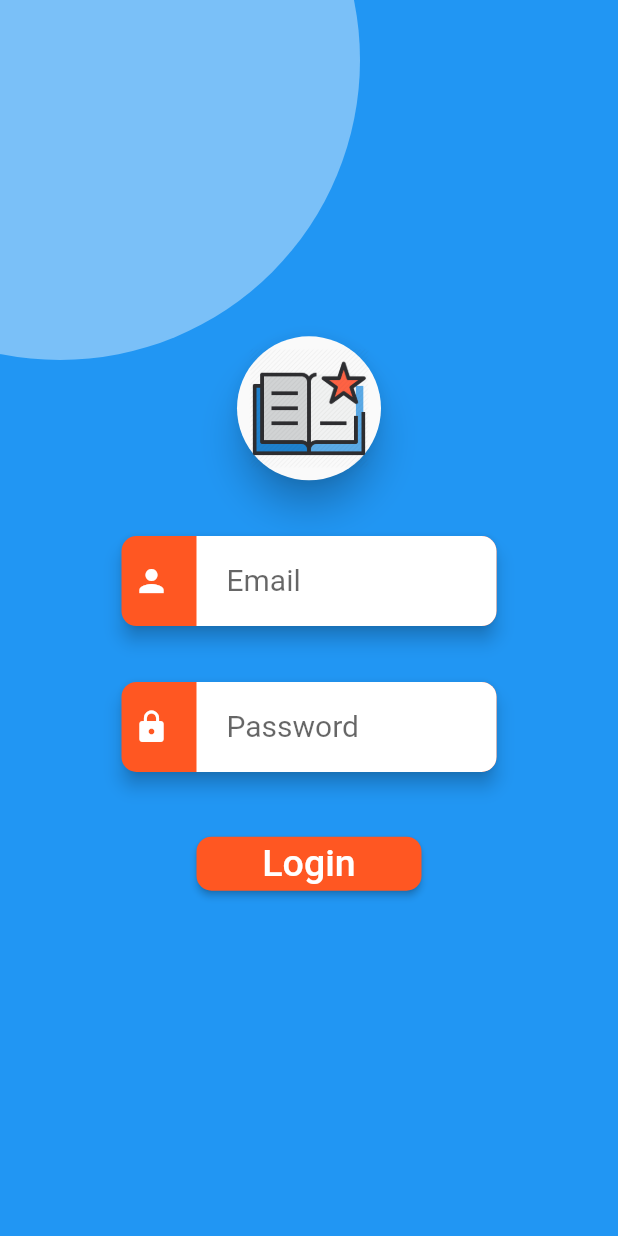
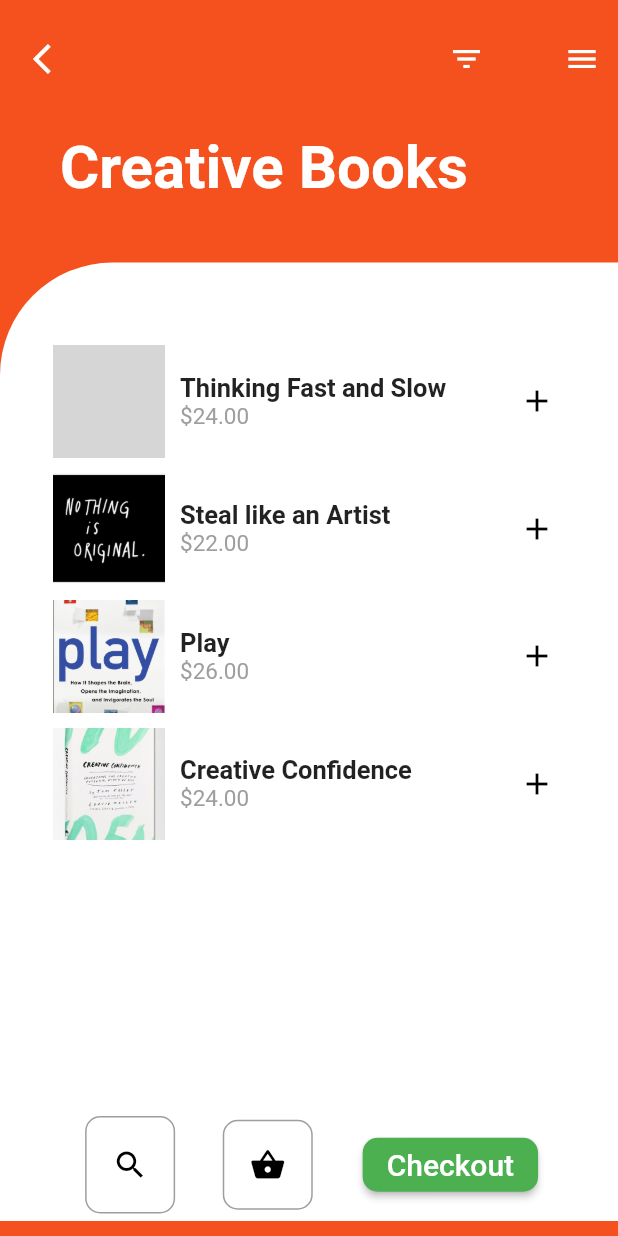
Before and after one commit to tarangleo/Book_App_Flutter, a Flutter app: the login screen opened directly, after a tap on "Login", on a phone screen of 412 x 824 dp. Run offline on Flutter 3.47's test engine with Material 2 defaults, Android fonts, the phone set to English and light mode, and no system bars; Roboto replaces fonts that are missing (Montserrat); grey boxes are pictures that could not be loaded.

Commit message:
books list screen added

```diff
--- /dev/null
+++ b/lib/UI/bookspage.dart
@@ -0,0 +1,209 @@
+import 'package:flutter/material.dart';
+import 'package:bookappfinal/login.dart';
+import 'package:bookappfinal/register.dart';
+
+
+
+class Main extends StatelessWidget {
+  // This widget is the root of your application.
+  @override
+  Widget build(BuildContext context) {
+    return MaterialApp(
+      home: MyHomePage(),
+      debugShowCheckedModeBanner: false,
+    );
+  }
+}
+
+class MyHomePage extends StatefulWidget {
+  @override
+  _MyHomePageState createState() => _MyHomePageState();
+}
+
+class _MyHomePageState extends State<MyHomePage> {
+  @override
+  Widget build(BuildContext context) {
+    return Scaffold(
+      backgroundColor: Color(0xFFF4511E),
+      body: ListView(
+        children: <Widget>[
+          Padding(
+            padding: EdgeInsets.only(top: 15.0, left: 10.0),
+            child: Row(
+              mainAxisAlignment: MainAxisAlignment.spaceBetween,
+              children: <Widget>[
+                IconButton(
+                  icon: Icon(Icons.arrow_back_ios),
+                  color: Colors.white,
+                  onPressed: () {},
+                ),
+                Container(
+                    width: 125.0,
+                    child: Row(
+                      mainAxisAlignment: MainAxisAlignment.spaceBetween,
+                      children: <Widget>[
+                        IconButton(
+                          icon: Icon(Icons.filter_list),
+                          color: Colors.white,
+                          onPressed: () {},
+                        ),
+                        IconButton(
+                          icon: Icon(Icons.menu),
+                          color: Colors.white,
+                          onPressed: () {},
+                        )
+                      ],
+                    ))
+              ],
+            ),
+          ),
+          SizedBox(height: 25.0),
+          Padding(
+            padding: EdgeInsets.only(left: 40.0),
+            child: Row(
+              children: <Widget>[
+                Text('Creative',
+                    style: TextStyle(
+                        fontFamily: 'Montserrat',
+                        color: Colors.white,
+                        fontWeight: FontWeight.bold,
+                        fontSize: 40.0)),
+                SizedBox(width: 10.0),
+                Text('Books',
+                    style: TextStyle(
+                        fontFamily: 'Montserrat',
+                        color: Colors.white,
+                        fontWeight: FontWeight.bold,
+                        fontSize: 40.0))
+              ],
+            ),
+          ),
+          SizedBox(height: 40.0),
+          Container(
+            height: MediaQuery.of(context).size.height - 185.0,
+            decoration: BoxDecoration(
+              color: Colors.white,
+              borderRadius: BorderRadius.only(topLeft: Radius.circular(75.0)),
+            ),
+            child: ListView(
+              primary: false,
+              padding: EdgeInsets.only(left: 25.0, right: 20.0),
+              children: <Widget>[
+                Padding(
+                    padding: EdgeInsets.only(top: 45.0),
+                    child: Container(
+                        height: MediaQuery.of(context).size.height - 300.0,
+                        child: ListView(children: [
+                          _buildFoodItem('images/book1.png', 'Thinking Fast and Slow', '\$24.00'),
+                          _buildFoodItem('images/book2.png', 'Steal like an Artist', '\$22.00'),
+                          _buildFoodItem('images/book3.png', 'Play', '\$26.00'),
+                          _buildFoodItem('images/book4.png', 'Creative Confidence', '\$24.00')
+                        ]))),
+                Row(
+                  mainAxisAlignment: MainAxisAlignment.spaceEvenly,
+                  children: <Widget>[
+                    Container(
+                      height: 65.0,
+                      width: 60.0,
+                      decoration: BoxDecoration(
+                        border: Border.all(
+                            color: Colors.grey,
+                            style: BorderStyle.solid,
+                            width: 1.0),
+                        borderRadius: BorderRadius.circular(10.0),
+                      ),
+                      child: Center(
+                        child: Icon(Icons.search, color: Colors.black),
+                      ),
+                    ),
+                    Container(
+                      height: 60.0,
+                      width: 60.0,
+                      decoration: BoxDecoration(
+                        border: Border.all(
+                            color: Colors.grey,
+                            style: BorderStyle.solid,
+                            width: 1.0),
+                        borderRadius: BorderRadius.circular(10.0),
+                      ),
+                      child: Center(
+                        child: Icon(Icons.shopping_basket, color: Colors.black),
+                      ),
+                    ),
+                    Container(
+                      height: 50.0,
+                      width: 120.0,
+
+                      child: Center(
+    child: RaisedButton(onPressed: (){},color: Colors.green,textColor: Colors.white,
+    shape: RoundedRectangleBorder(borderRadius: BorderRadius.all(Radius.circular(10.0))),
+    child: Text('Checkout',style: TextStyle(
+    fontSize: 20.0
+    ),),),
+                    )
+                    ),
+                  ],
+                )
+              ],
+            ),
+          )
+        ],
+      ),
+    );
+  }
+
+  Widget _buildFoodItem(String imgPath, String foodName, String price) {
+    return Padding(
+        padding: EdgeInsets.only(left: 10.0, right: 10.0, top: 10.0),
+
+            child: Row(
+              mainAxisAlignment: MainAxisAlignment.spaceBetween,
+              children: <Widget>[
+                Container(
+                    child: Row(
+                        children: [
+                          Hero(
+                              tag: imgPath,
+                              child: Image(
+                                  image: AssetImage(imgPath),
+                                  fit: BoxFit.cover,
+                                  height: 75.0,
+                                  width: 75.0
+                              )
+                          ),
+                          SizedBox(width: 10.0),
+                          Column(
+                              crossAxisAlignment: CrossAxisAlignment.start,
+                              children:[
+                                Text(
+                                    foodName,
+                                    style: TextStyle(
+                                        fontFamily: 'Montserrat',
+                                        fontSize: 17.0,
+                                        fontWeight: FontWeight.bold
+                                    )
+                                ),
+                                Text(
+                                    price,
+                                    style: TextStyle(
+                                        fontFamily: 'Montserrat',
+                                        fontSize: 15.0,
+                                        color: Colors.grey
+                                    )
+                                )
+                              ]
+                          )
+                        ]
+                    )
+                ),
+                IconButton(
+                    icon: Icon(Icons.add),
+                    color: Colors.black,
+                    onPressed: () {}
+                )
+              ],
+            )
+        );
+
+  }
+}
--- a/lib/UI/expriment.dart
+++ /dev/null
@@ -1,72 +0,0 @@
-import 'package:flutter/material.dart';
-import './UI/CustomInputField.dart';
-
-class fscreen extends StatelessWidget {
-  @override
-  Widget build(BuildContext context) {
-    return Scaffold(
-      body: Container(
-        width: MediaQuery.of(context).size.width,
-        height: MediaQuery.of(context).size.height,
-        color: Colors.blue,
-        child: Stack(
-          children: <Widget>[
-            Align(
-              alignment: Alignment.bottomRight,
-              widthFactor: 0.6,
-              heightFactor: 0.6,
-              child: Material(
-                borderRadius: BorderRadius.all(Radius.circular(200)),
-                color: Color.fromRGBO(255, 255, 255, 0.4),
-                child: Container(
-                  width: 400,
-                  height: 400,
-                ),
-              ),
-            ),
-            Center(
-
-              child: Container(
-                width: 400,
-                height: 400,
-                child: Column(
-                  mainAxisAlignment: MainAxisAlignment.spaceEvenly,
-                  children: <Widget>[
-                    Material(
-                        elevation: 10.0,
-                        borderRadius: BorderRadius.all(Radius.circular(50.0)),
-                        child: Padding(
-                          padding: const EdgeInsets.all(8.0),
-                          child: Image.asset('images/icon.png',width: 80,height:80,),
-                        )),
-                    CustomInputField(
-                        Icon(Icons.person, color: Colors.white), 'Email'),
-                    CustomInputField(
-                        Icon(Icons.lock, color: Colors.white), 'Password'),
-                    Container(
-                      width: 150,
-                      child: RaisedButton(onPressed: (){},color: Colors.deepOrange,textColor: Colors.white,
-                        shape: RoundedRectangleBorder(borderRadius: BorderRadius.all(Radius.circular(10.0))),
-                        child: Text('Login',style: TextStyle(
-                            fontSize: 20.0
-                        ),),),
-                    ),
-                    new Container(
-                      width: 150,
-                      child: RaisedButton(onPressed: (){},color: Colors.deepOrange,textColor: Colors.white,
-                        shape: RoundedRectangleBorder(borderRadius: BorderRadius.all(Radius.circular(10.0))),
-                        child: Text('Register',style: TextStyle(
-                            fontSize: 20.0
-                        ),),),
-
-                    )
-                  ],
-                ),
-              ),
-            ),
-          ],
-        ),
-      ),
-    );
-  }
-}
--- a/lib/login.dart
+++ b/lib/login.dart
@@ -1,5 +1,7 @@
+import 'package:bookappfinal/UI/bookspage.dart';
 import 'package:flutter/material.dart';
 import './UI/CustomInputField.dart';
+import 'main.dart';
 
 class login extends StatelessWidget {
   @override
@@ -45,7 +47,9 @@ class login extends StatelessWidget {
     Icon(Icons.lock, color: Colors.white), 'Password'),
     Container(
     width: 150,
-    child: RaisedButton(onPressed: (){},color: Colors.deepOrange,textColor: Colors.white,
+    child: RaisedButton(onPressed: (){Navigator.push(context, MaterialPageRoute(builder: (context) {
+      return Main();
+    }));},color: Colors.deepOrange,textColor: Colors.white,
     shape: RoundedRectangleBorder(borderRadius: BorderRadius.all(Radius.circular(10.0))),
     child: Text('Login',style: TextStyle(
     fontSize: 25.0
--- a/lib/main.dart
+++ b/lib/main.dart
@@ -12,7 +12,7 @@ class HomeScreen extends StatelessWidget {
   Widget build(BuildContext context) {
     // TODO: implement build
     return Scaffold(
-      backgroundColor: Colors.black,
+      backgroundColor: Colors.redAccent,
       body:Center(
 
           child: RaisedButton(onPressed: () {
--- a/pubspec.yaml
+++ b/pubspec.yaml
@@ -43,6 +43,12 @@ flutter:
   # To add assets to your application, add an assets section, like this:
   assets:
     - images/icon.png
+    - images/book1.png
+    - images/book2.png
+    - images/book3.png
+    - images/book4.png
+
+
   #  - images/a_dot_ham.jpeg
 
   # An image asset can refer to one or more resolution-specific "variants", see
```
Also changed, not shown: images/Book1.png (added), images/book2.png (added), images/book3.png (added), images/book4.png (added).
